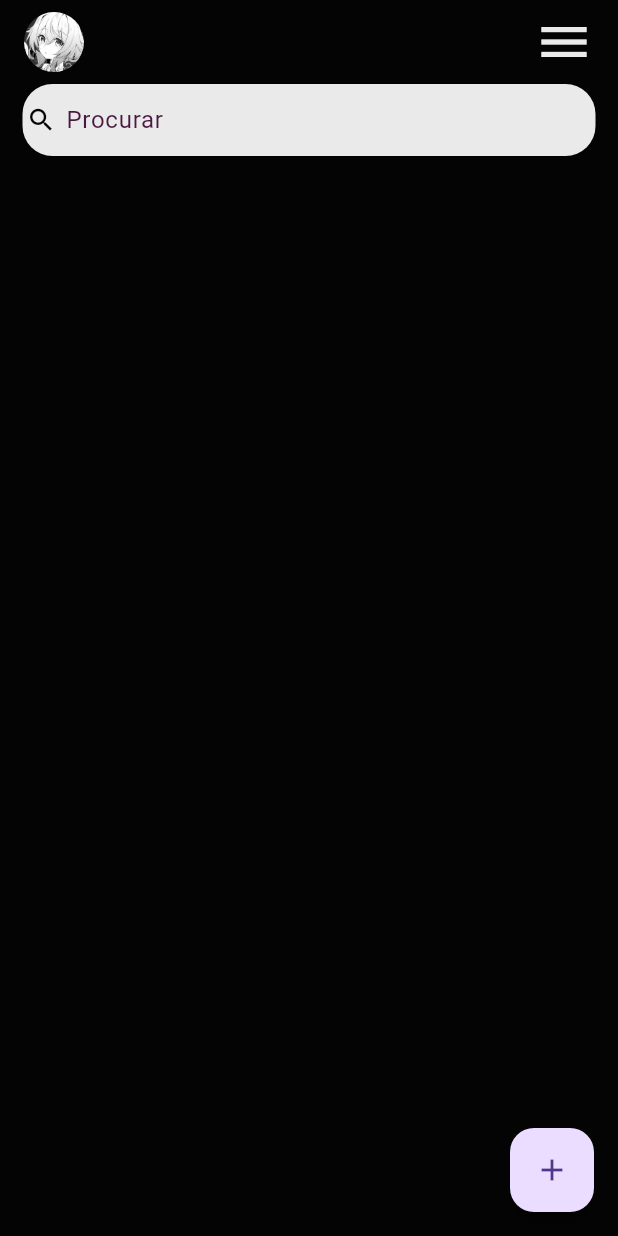
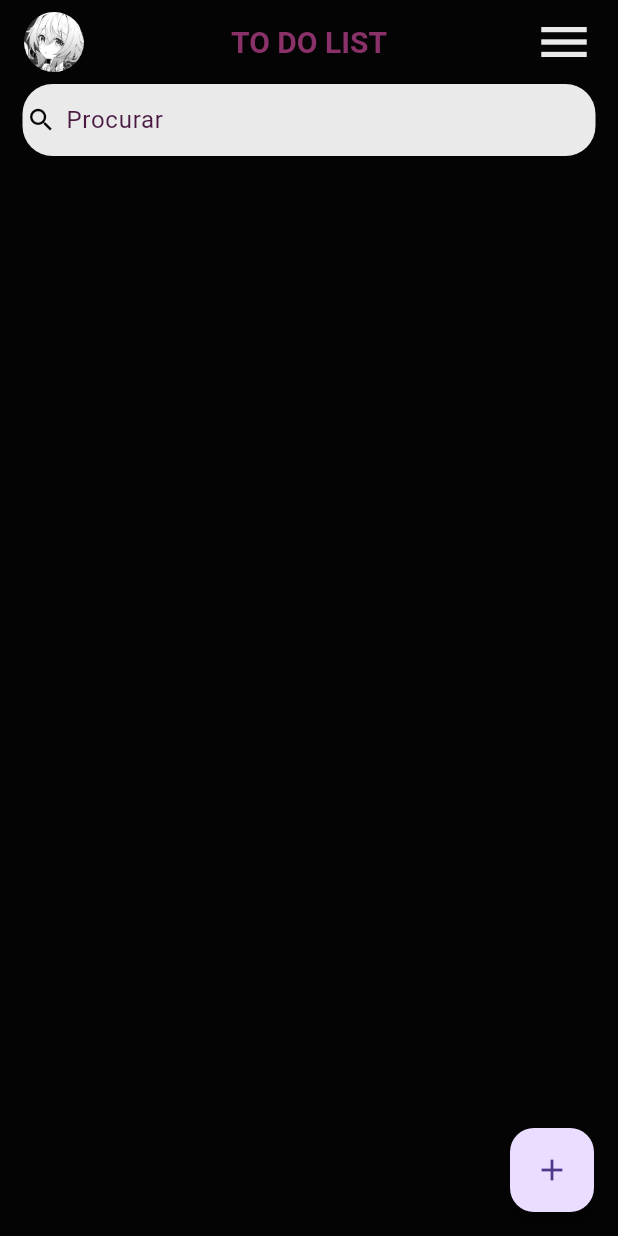
Before and after one commit to sandypiropo/flutter-todolist, a Flutter app: the screen it shows after launch, on a phone screen of 412 x 824 dp. Run offline on Flutter 3.47's test engine with Material 3 defaults, Android fonts, the phone set to English and light mode, and no system bars.

Commit message:
text appbar

```diff
--- a/todolist_application/lib/screens/home_screen.dart
+++ b/todolist_application/lib/screens/home_screen.dart
@@ -61,6 +61,14 @@ class HomeScreen extends StatelessWidget {
                 child: Image.asset('assets/images/black.png'),
               ),
             ),
+            Text(
+            'TO DO LIST',
+              style: TextStyle(
+              fontSize: 20,
+              fontWeight: FontWeight.bold,
+              color: byzantinum,
+              ),
+            ),
             Icon(
               Icons.menu,
               color: platinum,
```
